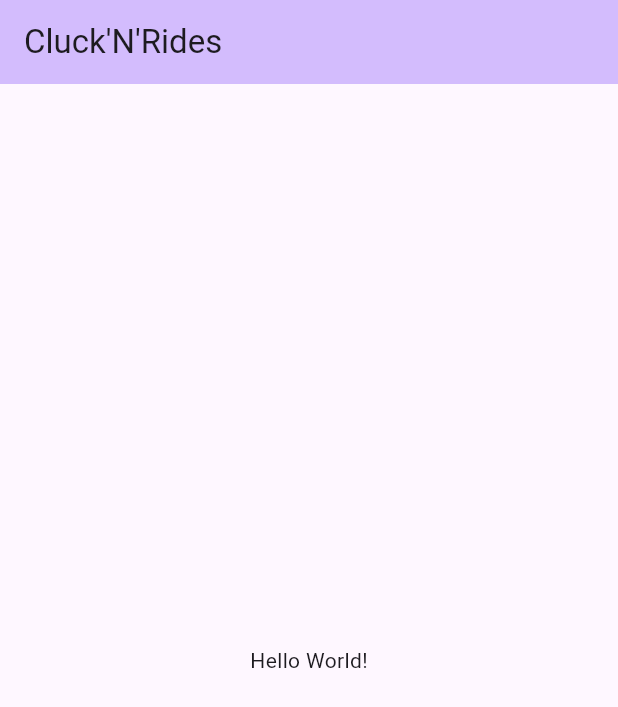
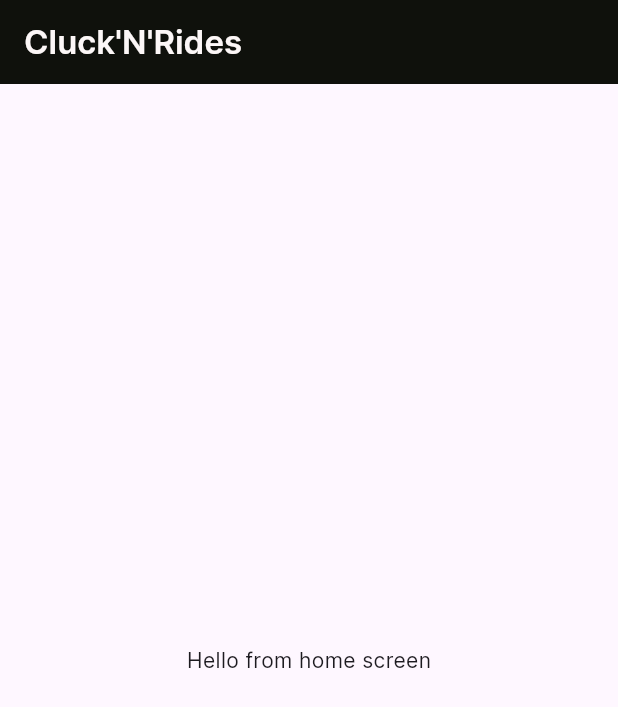
Before and after one commit to BastiaanMeijer2002/MAD, a Flutter app: the screen it shows after launch, on a phone screen of 412 x 824 dp. Shown: the top 707 px of the screen. Run offline on Flutter 3.47's test engine with Material 3 defaults, Android fonts, the phone set to English and light mode, and no system bars.

Commit message:
added Inter font

```diff
--- a/clucknrides/lib/main.dart
+++ b/clucknrides/lib/main.dart
@@ -1,3 +1,4 @@
+import 'package:clucknrides/screens/home_screen.dart';
 import 'package:flutter/material.dart';
 
 void main() {
@@ -13,10 +14,11 @@ class MyApp extends StatelessWidget {
     return MaterialApp(
       title: "Cluck'N'Rides",
       theme: ThemeData(
+        fontFamily: 'Inter',
         colorScheme: ColorScheme.fromSeed(seedColor: Colors.deepPurple),
         useMaterial3: true,
       ),
-      home: const MyHomePage(),
+      home: const HomeScreen(),
     );
   }
 }
--- a/clucknrides/lib/screens/home_screen.dart
+++ b/clucknrides/lib/screens/home_screen.dart
@@ -0,0 +1,32 @@
+import 'package:flutter/material.dart';
+
+class HomeScreen extends StatefulWidget {
+  const HomeScreen({super.key});
+
+  @override
+  State<HomeScreen> createState() => _HomeScreenState();
+
+}
+
+class _HomeScreenState extends State<HomeScreen> {
+
+  @override
+  Widget build(BuildContext context) {
+    return Scaffold(
+      appBar: AppBar(
+        backgroundColor: const Color(0xff0f110c),
+        title: const Text(
+          "Cluck'N'Rides",
+          style: TextStyle(
+            color: Color(0xfffcf7f7),
+            fontFamily: "Inter",
+            fontWeight: FontWeight.w600
+          )
+        )
+      ),
+      body: const Center(
+          child: Text("Hello from home screen")
+      ),
+    );
+  }
+}
```
Also changed, not shown: clucknrides/pubspec.yaml (+22 -11 lines), clucknrides/assets/fonts/Inter-Black.ttf (added), clucknrides/assets/fonts/Inter-Bold.ttf (added), clucknrides/assets/fonts/Inter-ExtraBold.ttf (added), clucknrides/assets/fonts/Inter-ExtraLight.ttf (added), clucknrides/assets/fonts/Inter-Light.ttf (added), clucknrides/assets/fonts/Inter-Medium.ttf (added), clucknrides/assets/fonts/Inter-Regular.ttf (added), clucknrides/assets/fonts/Inter-SemiBold.ttf (added), clucknrides/assets/fonts/Inter-Thin.ttf (added).
